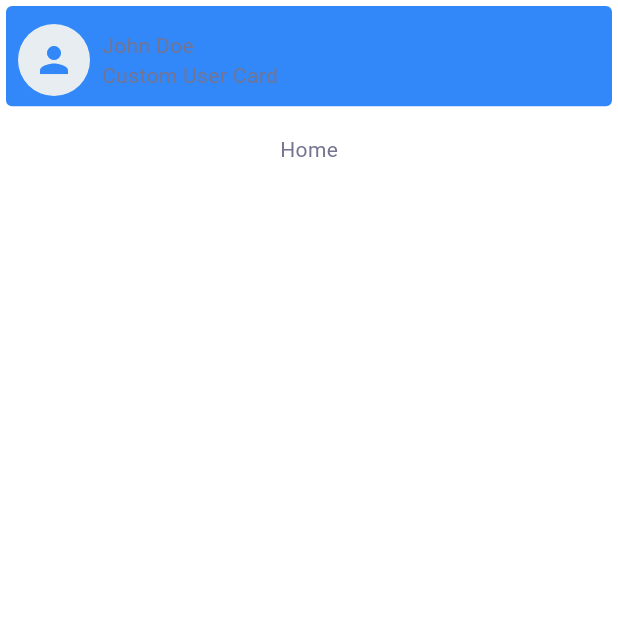
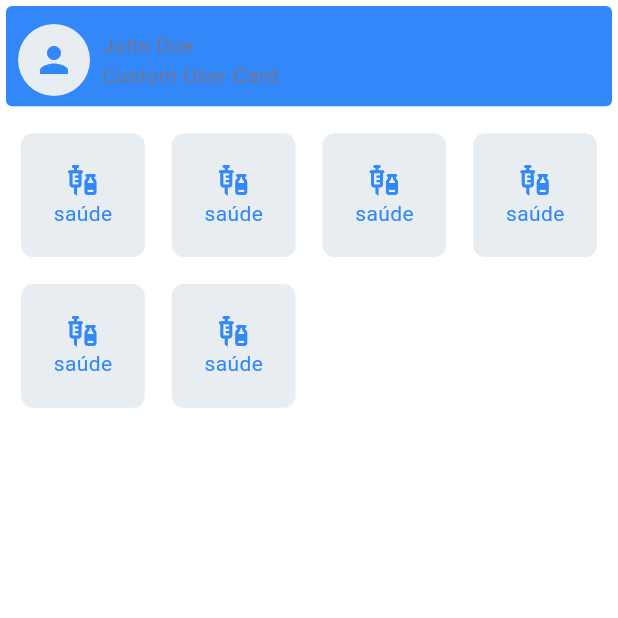
Before and after one commit to luskasouza/app_mais_saude, a Flutter app: the HomePage screen opened by its route, on a phone screen of 412 x 824 dp, the top half of it. Run offline on Flutter 3.47's test engine with Material 3 defaults, Android fonts, the phone set to English and light mode, and no system bars; our stand-ins replace flutter_dotenv.

Commit message:
feat: criação de grid com custom_button_card

```diff
--- a/lib/pages/home/home_page.dart
+++ b/lib/pages/home/home_page.dart
@@ -1,6 +1,7 @@
 import 'package:flutter/material.dart';
 import 'package:flutter/services.dart';
 import '../../utils/theme_color.dart';
+import '../../widgets/custom_button_card.dart';
 import '../../widgets/custom_codigo_field.dart';
 import '../../widgets/custom_password_field.dart';
 import '../../widgets/custom_user_card.dart';
@@ -28,13 +29,148 @@ class _HomePageState extends State<HomePage> {
         child: Column(
           children: [
             const CustomUserCard(),
-            Expanded( // Wrap Column with Expanded
-              child: GestureDetector(
-                child: Container(
-                  padding: const EdgeInsets.all(15),
-                  color: Colors.white,
-                  child: const Text('Home'),
-                ),
+            Expanded(
+              // Wrap GridView with Expanded
+              child: GridView.count(
+                primary: false,
+                padding: const EdgeInsets.all(10.0),
+                crossAxisSpacing: 10,
+                mainAxisSpacing: 10,
+                crossAxisCount: 4,
+                children: <Widget>[
+                  CustomButtonCard(
+                    color: ThemeColor.bgColor,
+                    splashColor: ThemeColor.primary,
+                    highlightColor: ThemeColor.primary,
+                    borderRadius: 8.0,
+                    onTap: () {
+                      print('CustomButtonCard tapped');
+                    },
+                    child: Center(
+                      child: Column(
+                        mainAxisAlignment: MainAxisAlignment.center,
+                        crossAxisAlignment: CrossAxisAlignment.center,
+                        children: [
+                          Icon(
+                            Icons.vaccines,
+                            color: ThemeColor.primary,
+                          ),
+                          Text("saúde", style: TextStyle(color: ThemeColor.primary),),
+                        ],
+                      ),
+                    ),
+                  ),
+                  CustomButtonCard(
+                    color: ThemeColor.bgColor,
+                    splashColor: ThemeColor.primary,
+                    highlightColor: ThemeColor.primary,
+                    borderRadius: 8.0,
+                    onTap: () {
+                      print('CustomButtonCard tapped');
+                    },
+                    child: Center(
+                      child: Column(
+                        mainAxisAlignment: MainAxisAlignment.center,
+                        crossAxisAlignment: CrossAxisAlignment.center,
+                        children: [
+                          Icon(
+                            Icons.vaccines,
+                            color: ThemeColor.primary,
+                          ),
+                          Text("saúde", style: TextStyle(color: ThemeColor.primary),),
+                        ],
+                      ),
+                    ),
+                  ),
+                  CustomButtonCard(
+                    color: ThemeColor.bgColor,
+                    splashColor: ThemeColor.primary,
+                    highlightColor: ThemeColor.primary,
+                    borderRadius: 8.0,
+                    onTap: () {
+                      print('CustomButtonCard tapped');
+                    },
+                    child: Center(
+                      child: Column(
+                        mainAxisAlignment: MainAxisAlignment.center,
+                        crossAxisAlignment: CrossAxisAlignment.center,
+                        children: [
+                          Icon(
+                            Icons.vaccines,
+                            color: ThemeColor.primary,
+                          ),
+                          Text("saúde", style: TextStyle(color: ThemeColor.primary),),
+                        ],
+                      ),
+                    ),
+                  ),
+                  CustomButtonCard(
+                    color: ThemeColor.bgColor,
+                    splashColor: ThemeColor.primary,
+                    highlightColor: ThemeColor.primary,
+                    borderRadius: 8.0,
+                    onTap: () {
+                      print('CustomButtonCard tapped');
+                    },
+                    child: Center(
+                      child: Column(
+                        mainAxisAlignment: MainAxisAlignment.center,
+                        crossAxisAlignment: CrossAxisAlignment.center,
+                        children: [
+                          Icon(
+                            Icons.vaccines,
+                            color: ThemeColor.primary,
+                          ),
+                          Text("saúde", style: TextStyle(color: ThemeColor.primary),),
+                        ],
+                      ),
+                    ),
+                  ),
+                  CustomButtonCard(
+                    color: ThemeColor.bgColor,
+                    splashColor: ThemeColor.primary,
+                    highlightColor: ThemeColor.primary,
+                    borderRadius: 8.0,
+                    onTap: () {
+                      print('CustomButtonCard tapped');
+                    },
+                    child: Center(
+                      child: Column(
+                        mainAxisAlignment: MainAxisAlignment.center,
+                        crossAxisAlignment: CrossAxisAlignment.center,
+                        children: [
+                          Icon(
+                            Icons.vaccines,
+                            color: ThemeColor.primary,
+                          ),
+                          Text("saúde", style: TextStyle(color: ThemeColor.primary),),
+                        ],
+                      ),
+                    ),
+                  ),
+                  CustomButtonCard(
+                    color: ThemeColor.bgColor,
+                    splashColor: ThemeColor.primary,
+                    highlightColor: ThemeColor.primary,
+                    borderRadius: 8.0,
+                    onTap: () {
+                      print('CustomButtonCard tapped');
+                    },
+                    child: Center(
+                      child: Column(
+                        mainAxisAlignment: MainAxisAlignment.center,
+                        crossAxisAlignment: CrossAxisAlignment.center,
+                        children: [
+                          Icon(
+                            Icons.vaccines,
+                            color: ThemeColor.primary,
+                          ),
+                          Text("saúde", style: TextStyle(color: ThemeColor.primary),),
+                        ],
+                      ),
+                    ),
+                  ),
+                ],
               ),
             ),
           ],
@@ -42,10 +178,4 @@ class _HomePageState extends State<HomePage> {
       ),
     );
   }
-
-  @override
-  void dispose() {
-    SystemChrome.setEnabledSystemUIMode(SystemUiMode.manual);
-    super.dispose();
-  }
 }
--- /dev/null
+++ b/lib/widgets/custom_button_card.dart
@@ -0,0 +1,47 @@
+import 'package:flutter/material.dart';
+
+class CustomButtonCard extends StatelessWidget {
+  final Color color;
+  final Color splashColor;
+  final Color highlightColor;
+  final double borderRadius;
+  final VoidCallback onTap;
+  final Widget child;
+
+  const CustomButtonCard({
+    super.key,
+    required this.color,
+    required this.splashColor,
+    required this.highlightColor,
+    required this.borderRadius,
+    required this.onTap,
+    required this.child,
+  });
+
+  @override
+  Widget build(BuildContext context) {
+    return Material(
+      color: Colors.transparent,
+      elevation: 0.0,
+      borderRadius: BorderRadius.circular(borderRadius),
+      child: InkWell(
+        borderRadius: BorderRadius.circular(borderRadius),
+        splashColor: splashColor,
+        highlightColor: highlightColor,
+        onTap: onTap,
+        child: SizedBox(
+          width: 20.0,
+          height: 20.0,
+          child: Card(
+            color: color,
+            elevation: 0.0,
+            shape: RoundedRectangleBorder(
+              borderRadius: BorderRadius.circular(borderRadius),
+            ),
+            child: child,
+          ),
+        ),
+      ),
+    );
+  }
+}
```
